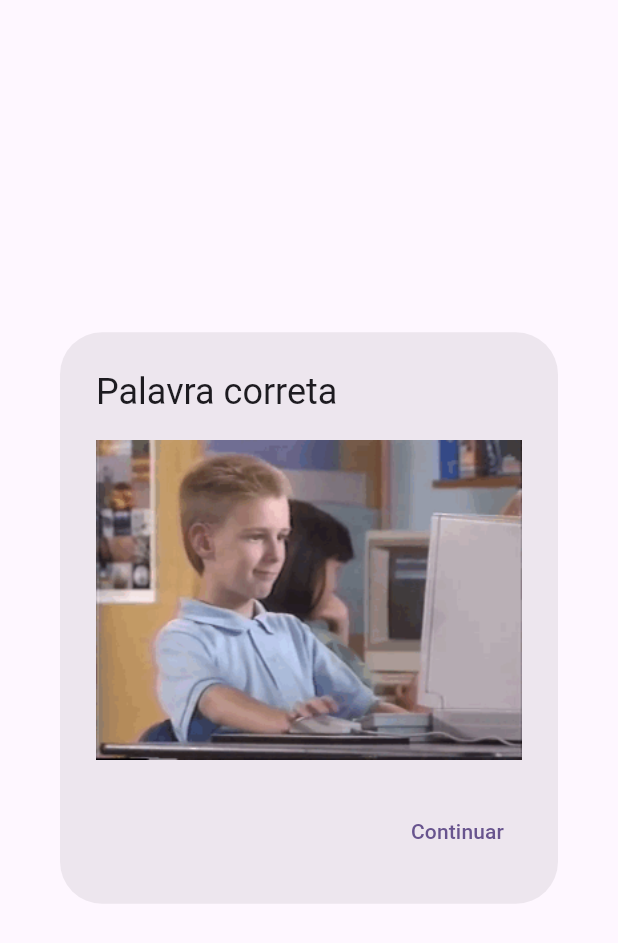
After one commit to johnoliveira97/gartic_with_flutter, a Flutter app: the AlertPageWidget screen opened by its route, on a phone screen of 412 x 824 dp. The commit adds this screen. Shown: the top 943 px of the screen. Run offline on Flutter 3.47's test engine with Material 2 defaults, Android fonts, the phone set to English and light mode, and no system bars.

Commit message:
feature(PaginaAlerta): componetização do Alerta e parametrização

```diff
--- a/lib/main.dart
+++ b/lib/main.dart
@@ -1,7 +1,7 @@
 import 'package:flutter/material.dart';
 import 'package:gartic_with_flutter/screens/draw.dart';
 import 'package:gartic_with_flutter/screens/game.dart';
-import 'package:gartic_with_flutter/screens/sucesso.dart';
+import 'package:gartic_with_flutter/screens/alert-page.dart';
 
 void main() {
   runApp(const GarticApp());
@@ -20,7 +20,10 @@ class GarticApp extends StatelessWidget {
       ),
       initialRoute: '/',
       routes: {
-        '/success': (context) => const SucessoWidget(),
+        '/success': (context) => AlertPageWidget(
+            titulo: 'Palavra correta', imagem: 'images/5SM.gif'),
+        '/error': (context) => AlertPageWidget(
+            titulo: 'Palavra incorreta', imagem: 'images/boy.gif'),
         '/': (context) => const GameWidget(),
         '/draw': (context) => const DrawWidget(),
       },
--- /dev/null
+++ b/lib/screens/alert-page.dart
@@ -0,0 +1,29 @@
+import 'package:flutter/material.dart';
+
+class AlertPageWidget extends StatefulWidget {
+  final String titulo;
+  final String imagem;
+  AlertPageWidget({super.key, required this.titulo, required this.imagem});
+
+  @override
+  State<AlertPageWidget> createState() => _AlertPageWidgetState();
+}
+
+class _AlertPageWidgetState extends State<AlertPageWidget> {
+  @override
+  Widget build(BuildContext context) {
+    return Scaffold(
+        body: AlertDialog(
+          title: Text(widget.titulo),
+          content: Image.asset(
+            widget.imagem,
+          ),
+          actions: <Widget>[
+            TextButton(
+              onPressed: () => Navigator.pushNamed(context, '/draw'),
+              child: const Text('Continuar'),
+            ),
+          ],
+        ));
+  }
+}
--- a/pubspec.yaml
+++ b/pubspec.yaml
@@ -61,6 +61,7 @@ flutter:
   # To add assets to your application, add an assets section, like this:
   assets:
     - images/5SM.gif
+    - images/boy.gif
   #   - images/a_dot_ham.jpeg
 
   # An image asset can refer to one or more resolution-specific "variants", see
```
Also changed, not shown: lib/screens/sucesso.dart (deleted, +0 -27 lines), images/boy.gif (added).
